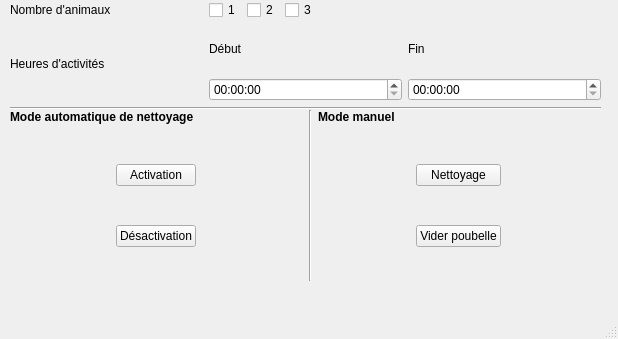
Old version of the form Code/PiQt/mainWindow_geometry.ui in the repository Cagius-UdeS/Cagius.
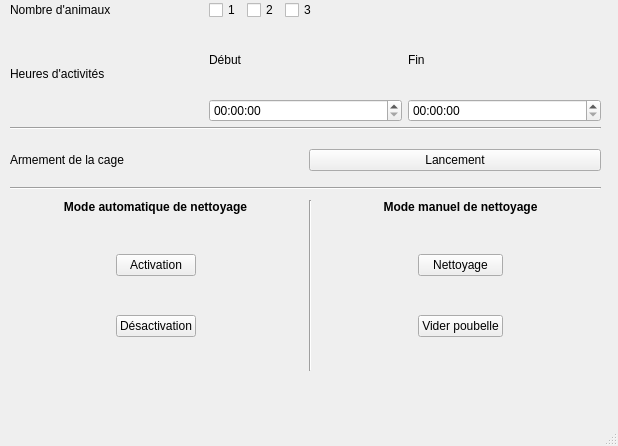
New version of the form.

```diff
--- a/Code/PiQt/mainWindow_geometry.ui
+++ b/Code/PiQt/mainWindow_geometry.ui
@@ -7,7 +7,7 @@
     <x>0</x>
     <y>0</y>
     <width>618</width>
-    <height>339</height>
+    <height>446</height>
    </rect>
   </property>
   <property name="windowTitle">
@@ -20,7 +20,7 @@
       <x>10</x>
       <y>0</y>
       <width>591</width>
-      <height>110</height>
+      <height>122</height>
      </rect>
     </property>
     <layout class="QGridLayout" name="gridLayout">
@@ -104,20 +104,13 @@
        </item>
       </layout>
      </item>
-     <item row="1" column="0">
-      <widget class="Line" name="line">
-       <property name="orientation">
-        <enum>Qt::Horizontal</enum>
-       </property>
-      </widget>
-     </item>
     </layout>
    </widget>
    <widget class="QWidget" name="gridLayoutWidget_5">
     <property name="geometry">
      <rect>
-      <x>318</x>
-      <y>110</y>
+      <x>320</x>
+      <y>200</y>
       <width>281</width>
       <height>171</height>
      </rect>
@@ -136,16 +129,10 @@
        </property>
       </spacer>
      </item>
-     <item row="0" column="0" colspan="3">
-      <widget class="QLabel" name="label_2">
-       <property name="font">
-        <font>
-         <weight>75</weight>
-         <bold>true</bold>
-        </font>
-       </property>
+     <item row="4" column="1">
+      <widget class="QPushButton" name="Viderpoubelle">
        <property name="text">
-        <string>Mode manuel</string>
+        <string>Vider poubelle</string>
        </property>
       </widget>
      </item>
@@ -195,6 +182,22 @@
        </property>
       </widget>
      </item>
+     <item row="0" column="0" colspan="3">
+      <widget class="QLabel" name="label_2">
+       <property name="font">
+        <font>
+         <weight>75</weight>
+         <bold>true</bold>
+        </font>
+       </property>
+       <property name="text">
+        <string>Mode manuel de nettoyage</string>
+       </property>
+       <property name="alignment">
+        <set>Qt::AlignCenter</set>
+       </property>
+      </widget>
+     </item>
      <item row="3" column="1">
       <spacer name="verticalSpacer_5">
        <property name="orientation">
@@ -208,20 +211,13 @@
        </property>
       </spacer>
      </item>
-     <item row="4" column="1">
-      <widget class="QPushButton" name="Viderpoubelle">
-       <property name="text">
-        <string>Vider poubelle</string>
-       </property>
-      </widget>
-     </item>
     </layout>
    </widget>
    <widget class="Line" name="line_2">
     <property name="geometry">
      <rect>
       <x>300</x>
-      <y>110</y>
+      <y>200</y>
       <width>20</width>
       <height>171</height>
      </rect>
@@ -234,7 +230,7 @@
     <property name="geometry">
      <rect>
       <x>10</x>
-      <y>110</y>
+      <y>200</y>
       <width>291</width>
       <height>171</height>
      </rect>
@@ -333,6 +329,61 @@
        <property name="text">
         <string>Mode automatique de nettoyage</string>
        </property>
+       <property name="alignment">
+        <set>Qt::AlignCenter</set>
+       </property>
+      </widget>
+     </item>
+    </layout>
+   </widget>
+   <widget class="Line" name="line">
+    <property name="geometry">
+     <rect>
+      <x>10</x>
+      <y>120</y>
+      <width>591</width>
+      <height>16</height>
+     </rect>
+    </property>
+    <property name="orientation">
+     <enum>Qt::Horizontal</enum>
+    </property>
+   </widget>
+   <widget class="Line" name="line_3">
+    <property name="geometry">
+     <rect>
+      <x>10</x>
+      <y>180</y>
+      <width>591</width>
+      <height>16</height>
+     </rect>
+    </property>
+    <property name="orientation">
+     <enum>Qt::Horizontal</enum>
+    </property>
+   </widget>
+   <widget class="QWidget" name="gridLayoutWidget_2">
+    <property name="geometry">
+     <rect>
+      <x>10</x>
+      <y>140</y>
+      <width>591</width>
+      <height>41</height>
+     </rect>
+    </property>
+    <layout class="QGridLayout" name="gridLayout_2">
+     <item row="0" column="1">
+      <widget class="QPushButton" name="Lancement">
+       <property name="text">
+        <string>Lancement</string>
+       </property>
+      </widget>
+     </item>
+     <item row="0" column="0">
+      <widget class="QLabel" name="label">
+       <property name="text">
+        <string>Armement de la cage</string>
+       </property>
       </widget>
      </item>
     </layout>
@@ -344,7 +395,7 @@
      <x>0</x>
      <y>0</y>
      <width>618</width>
-     <height>28</height>
+     <height>32</height>
     </rect>
    </property>
   </widget>
```
Left out of the diff: 3 changed lines with no effect on the pictures.
